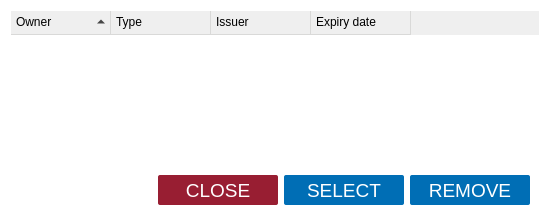
First picture: the form in client/dialogs/CertificateHistory.ui, repository open-eid/DigiDoc4-Client, before the edit.
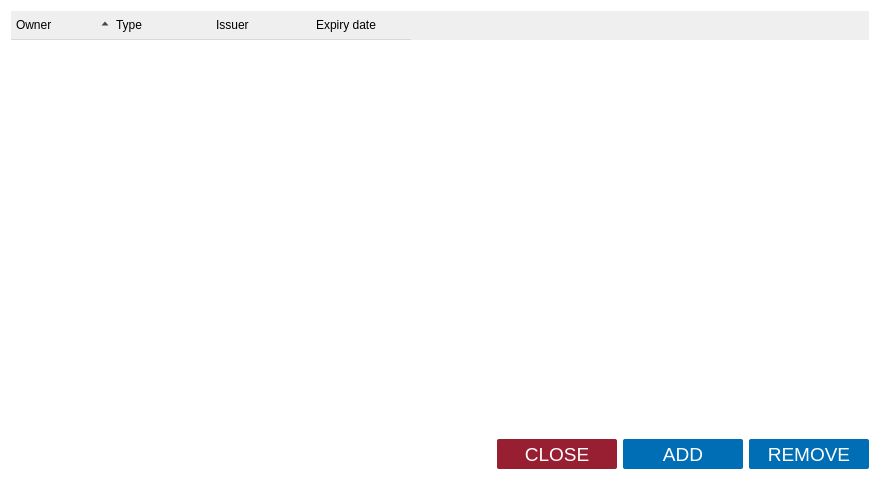
Second picture: the form after the edit.

The edit to the form file:
```diff
--- a/client/dialogs/CertificateHistory.ui
+++ b/client/dialogs/CertificateHistory.ui
@@ -9,24 +9,18 @@
    <rect>
     <x>0</x>
     <y>0</y>
-    <width>550</width>
-    <height>222</height>
+    <width>880</width>
+    <height>480</height>
    </rect>
   </property>
-  <property name="minimumSize">
-   <size>
-    <width>550</width>
-    <height>222</height>
-   </size>
-  </property>
   <property name="windowTitle">
    <string>Used certificates</string>
   </property>
   <property name="styleSheet">
-   <string notr="true">QWidget#CertificateHistory{ border-radius: 2px; background-color: #FFFFFF; border: none;}</string>
+   <string notr="true">QWidget#CertificateHistory{ background-color: #FFFFFF; }</string>
   </property>
-  <layout class="QVBoxLayout" name="CertificateHistoryLayout">
-   <item>
+  <layout class="QGridLayout" name="CertificateHistoryLayout">
+   <item row="0" column="0" colspan="4">
     <widget class="QTreeWidget" name="view">
      <property name="styleSheet">
       <string notr="true">#view {
@@ -34,10 +28,19 @@
 }
 QHeaderView::section {
 	border: 1px solid #D9D9D8;
-	border-width: 0px 1px 1px 0px;
-	padding: 2px 0px 3px 5px;
+	border-width: 0px 0px 1px 0px;
+	padding-left: 5px;
+	height: 28px;
 	background-color: qlineargradient(x1:0, y1:0, x2:0, y2:1,
                                       stop:0 #FFFFFF, stop:1 #FFFFFF);
+}
+QHeaderView::up-arrow,
+QHeaderView::down-arrow {
+	subcontrol-origin: padding;
+	subcontrol-position: center right;
+	height: 7px;
+	width: 7px;
+	padding-right: 5px;
 }</string>
      </property>
      <property name="horizontalScrollBarPolicy">
@@ -86,19 +89,7 @@
      </column>
     </widget>
    </item>
-   <item>
-    <widget class="QWidget" name="widget" native="true">
-     <property name="minimumSize">
-      <size>
-       <width>0</width>
-       <height>45</height>
-      </size>
-     </property>
-     <property name="styleSheet">
-      <string notr="true">border: none;</string>
-     </property>
-     <layout class="QHBoxLayout" name="horizontalLayout">
-      <item>
+   <item row="1" column="0">
        <spacer name="horizontalSpacer">
         <property name="orientation">
          <enum>Qt::Horizontal</enum>
@@ -111,7 +102,7 @@
         </property>
        </spacer>
       </item>
-      <item>
+   <item row="1" column="1">
        <widget class="QPushButton" name="close">
         <property name="enabled">
          <bool>true</bool>
@@ -158,7 +149,7 @@
         </property>
        </widget>
       </item>
-      <item>
+   <item row="1" column="2">
        <widget class="QPushButton" name="select">
         <property name="enabled">
          <bool>true</bool>
@@ -195,14 +186,14 @@
 }</string>
         </property>
         <property name="text">
-         <string>SELECT</string>
+      <string>ADD</string>
         </property>
         <property name="default">
          <bool>false</bool>
         </property>
        </widget>
       </item>
-      <item>
+   <item row="1" column="3">
        <widget class="QPushButton" name="remove">
         <property name="minimumSize">
          <size>
@@ -238,9 +229,6 @@
         <property name="text">
          <string>REMOVE</string>
         </property>
-       </widget>
-      </item>
-     </layout>
     </widget>
    </item>
   </layout>
```
Left out of the diff: 5 changed lines with no effect on the pictures. Lines whose indentation alone changed are shown as unchanged.
